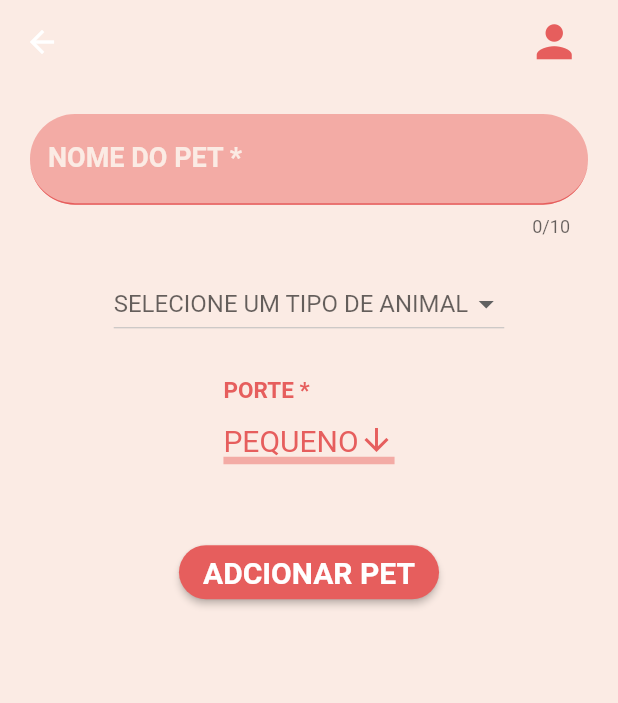
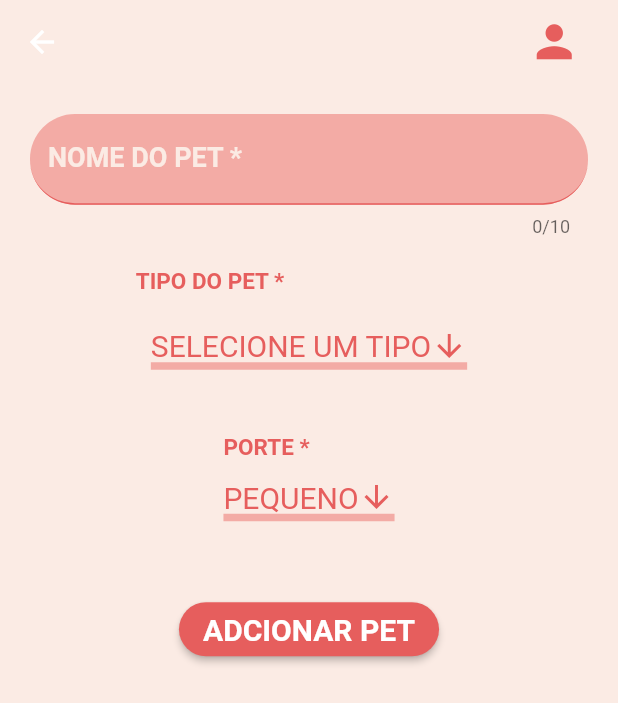
Before and after one commit to anaclara-s/petshop, a Flutter app: the screen it shows after launch, in the side drawer, after a tap on "ADICIONAR PET", on a phone screen of 412 x 824 dp. Shown: the top 703 px of the screen. Run offline on Flutter 3.47's test engine with Material 2 defaults, Android fonts, the phone set to English and light mode, and no system bars; our stand-ins replace mask_text_input_formatter, material_design_icons_flutter.

Commit message:
ajustes de desing do DropdownButton de raças

```diff
--- a/lib/shared/widgets/pets_breeds.dart
+++ b/lib/shared/widgets/pets_breeds.dart
@@ -1,5 +1,6 @@
 import 'package:flutter/material.dart';
 
+import '../constants/constants.dart';
 import '../lists/pets_breeds_list.dart';
 
 class PetsBreedsWidget extends StatefulWidget {
@@ -16,9 +17,39 @@ class _PetsBreedsWidgetState extends State<PetsBreedsWidget> {
   @override
   Widget build(BuildContext context) {
     return Column(
+      mainAxisAlignment: MainAxisAlignment.start,
+      crossAxisAlignment: CrossAxisAlignment.start,
       children: [
+        Text(
+          'TIPO DO PET *',
+          style: TextStyle(
+              fontSize: 15,
+              fontWeight: FontWeight.bold,
+              color: kButonsBackgroundColor),
+        ),
         DropdownButton<String>(
-          hint: Text('SELECIONE UM TIPO DE ANIMAL'),
+          padding: EdgeInsets.all(10),
+          hint: Text(
+            'SELECIONE UM TIPO',
+            style: const TextStyle(
+              color: kButonsBackgroundColor,
+              fontSize: 20,
+            ),
+          ),
+          icon: const Icon(
+            Icons.arrow_downward_outlined,
+            color: kButonsBackgroundColor,
+          ),
+          dropdownColor: const Color.fromARGB(255, 250, 245, 243),
+          style: const TextStyle(
+            color: kButonsBackgroundColor,
+            fontSize: 20,
+          ),
+          underline: Container(
+            height: 5,
+            width: 200,
+            color: kTextFormFieldBackgroundColor,
+          ),
           value: selectedPetType,
           onChanged: (String? newValue) {
             setState(() {
@@ -35,7 +66,28 @@ class _PetsBreedsWidgetState extends State<PetsBreedsWidget> {
         ),
         if (selectedPetType != null)
           DropdownButton<String>(
-            hint: Text('SELECIONE UMA RAÇA'),
+            padding: EdgeInsets.all(10),
+            hint: Text(
+              'SELECIONE UMA RAÇA',
+              style: const TextStyle(
+                color: kButonsBackgroundColor,
+                fontSize: 20,
+              ),
+            ),
+            icon: const Icon(
+              Icons.arrow_downward_outlined,
+              color: kButonsBackgroundColor,
+            ),
+            dropdownColor: const Color.fromARGB(255, 250, 245, 243),
+            style: const TextStyle(
+              color: kButonsBackgroundColor,
+              fontSize: 20,
+            ),
+            underline: Container(
+              height: 5,
+              width: 200,
+              color: kTextFormFieldBackgroundColor,
+            ),
             value: selectedBreed,
             onChanged: (String? newValue) {
               setState(() {
```
